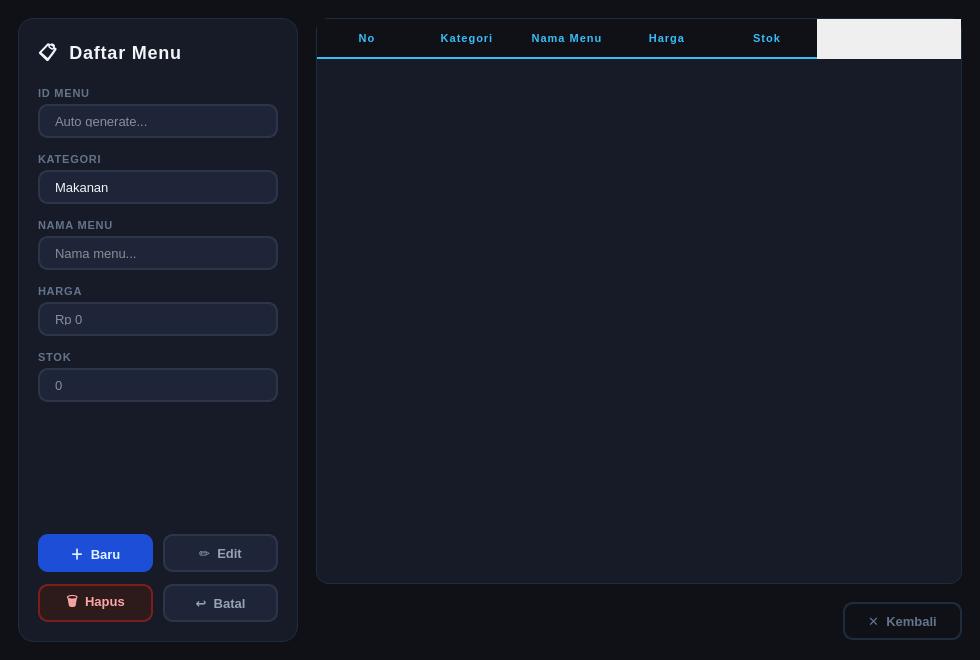
The window that DaftarMenu.ui (andriefendy26/Desktop-Based-Cashier-Application) describes before a commit, drawn with Qt 5.
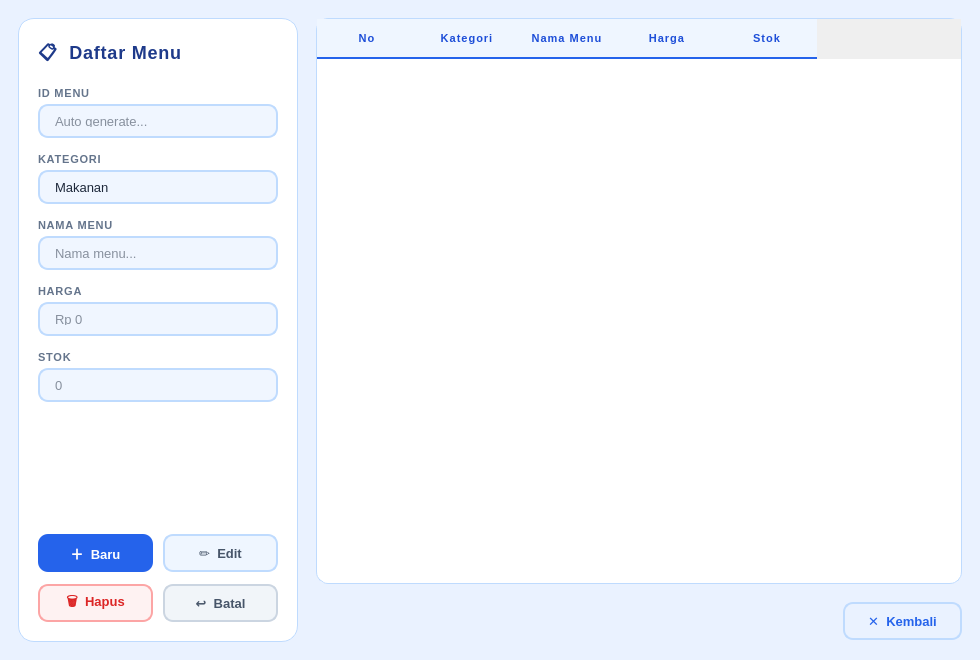
The same window after the commit.

```diff
--- a/DaftarMenu.ui
+++ b/DaftarMenu.ui
@@ -17,22 +17,22 @@
    <string notr="true">
 /* ── Global ── */
 QDialog, QWidget#widget {
-    background-color: #0f1117;
-    color: #e2e8f0;
+    background-color: #eaf2ff;
+    color: #1e293b;
     font-family: "Segoe UI";
     font-size: 13px;
 }
 
 /* ── Left Panel ── */
 QFrame#panel_left {
-    background-color: #161b27;
-    border: 1px solid #1e2d3d;
+    background-color: #ffffff;
+    border: 1px solid #bfdbfe;
     border-radius: 16px;
 }
 
 /* ── Section Title ── */
 QLabel#label_title {
-    color: #f1f5f9;
+    color: #1e3a8a;
     font-size: 18px;
     font-weight: 700;
     background: transparent;
@@ -49,11 +49,11 @@
 
 /* ── Inputs ── */
 QLineEdit {
-    background-color: #1e2538;
-    border: 1.5px solid #2d3548;
+    background-color: #f0f6ff;
+    border: 1.5px solid #bfdbfe;
     border-radius: 10px;
     padding: 9px 13px;
-    color: #f1f5f9;
+    color: #1e293b;
     font-size: 13px;
 }
 QLineEdit:focus {
@@ -63,11 +63,11 @@
 
 /* ── ComboBox ── */
 QComboBox {
-    background-color: #1e2538;
-    border: 1.5px solid #2d3548;
+    background-color: #f0f6ff;
+    border: 1.5px solid #bfdbfe;
     border-radius: 10px;
     padding: 9px 13px;
-    color: #f1f5f9;
+    color: #1e293b;
     font-size: 13px;
 }
 QComboBox:focus { border-color: #38bdf8; }
@@ -79,55 +79,55 @@
     image: none;
     border-left: 5px solid transparent;
     border-right: 5px solid transparent;
-    border-top: 6px solid #64748b;
+    border-top: 6px solid #2563eb;
     margin-right: 8px;
 }
 QComboBox QAbstractItemView {
-    background-color: #1e2538;
-    border: 1px solid #2d3548;
+    background-color: #ffffff;
+    border: 1px solid #bfdbfe;
     border-radius: 8px;
-    color: #f1f5f9;
-    selection-background-color: #1e3a5f;
+    color: #1e293b;
+    selection-background-color: #dbeafe;
     outline: none;
 }
 
 /* ── Table ── */
 QTableWidget {
-    background-color: #161b27;
-    border: 1px solid #1e2d3d;
+    background-color: #ffffff;
+    border: 1px solid #bfdbfe;
     border-radius: 12px;
-    gridline-color: #1e2538;
-    color: #e2e8f0;
+    gridline-color: #e5edfb;
+    color: #1e293b;
     font-size: 13px;
-    selection-background-color: #1e3a5f;
-    selection-color: #e0f2fe;
+    selection-background-color: #dbeafe;
+    selection-color: #1e3a8a;
     outline: none;
 }
 QHeaderView::section {
-    background-color: #0f1117;
-    color: #38bdf8;
+    background-color: #eff6ff;
+    color: #1d4ed8;
     font-size: 11px;
     font-weight: 700;
     letter-spacing: 1px;
     padding: 10px 14px;
     border: none;
-    border-bottom: 2px solid #38bdf8;
+    border-bottom: 2px solid #2563eb;
 }
 QTableWidget::item {
     padding: 9px 14px;
-    border-bottom: 1px solid #1e2538;
+    border-bottom: 1px solid #eef2f7;
 }
 QTableWidget::item:selected {
-    background-color: #1e3a5f;
-    color: #e0f2fe;
+    background-color: #dbeafe;
+    color: #1e3a8a;
 }
 QTableWidget::item:hover { background-color: #1a2640; }
 
 QScrollBar:vertical {
-    background: #0f1117; width: 7px; border-radius: 4px;
+    background: #eff6ff; width: 7px; border-radius: 4px;
 }
 QScrollBar::handle:vertical {
-    background: #2d3f55; border-radius: 4px; min-height: 30px;
+    background: #93c5fd; border-radius: 4px; min-height: 30px;
 }
 QScrollBar::add-line:vertical, QScrollBar::sub-line:vertical { height: 0; }
 
@@ -141,37 +141,37 @@
 }
 
 QPushButton#simpan {
-    background-color: #1d4ed8;
-    color: #e0f2fe;
+    background-color: #2563eb;
+    color: #ffffff;
 }
 QPushButton#simpan:hover { background-color: #2563eb; }
 QPushButton#simpan:pressed { background-color: #1e40af; }
 
 QPushButton#edit {
-    background-color: #1e2538;
-    color: #94a3b8;
-    border: 1.5px solid #2d3548;
+    background-color: #eff6ff;
+    color: #475569;
+    border: 1.5px solid #bfdbfe;
 }
 QPushButton#edit:hover { border-color: #f59e0b; color: #f59e0b; background-color: #2a2010; }
 
 QPushButton#hapus {
-    background-color: #2d1a1a;
-    color: #fca5a5;
-    border: 1.5px solid #7f1d1d;
+    background-color: #fef2f2;
+    color: #dc2626;
+    border: 1.5px solid #fca5a5;
 }
 QPushButton#hapus:hover { background-color: #7f1d1d; color: #fff; }
 
 QPushButton#batal {
-    background-color: #1e2538;
-    color: #94a3b8;
-    border: 1.5px solid #2d3548;
+    background-color: #f1f5f9;
+    color: #475569;
+    border: 1.5px solid #cbd5e1;
 }
 QPushButton#batal:hover { border-color: #64748b; color: #e2e8f0; }
 
 QPushButton#keluar {
     background-color: transparent;
-    color: #64748b;
-    border: 1.5px solid #1e2d3d;
+    color: #2563eb;
+    border: 1.5px solid #bfdbfe;
 }
 QPushButton#keluar:hover { border-color: #ef4444; color: #ef4444; background-color: #2d1a1a; }
    </string>
```
Left out of the diff: 18 changed lines with no effect on the pictures.
